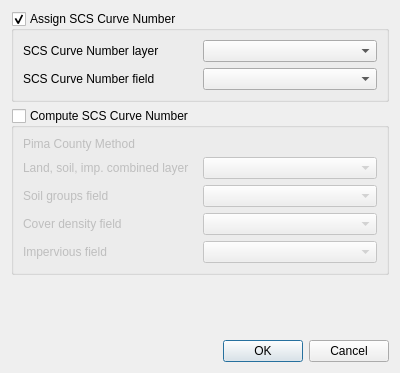
Above: flo2d/ui/infil_scs.ui from FLO-2DSoftware/qgis-flo-2d-plugin before the change. Below: the same form after it.
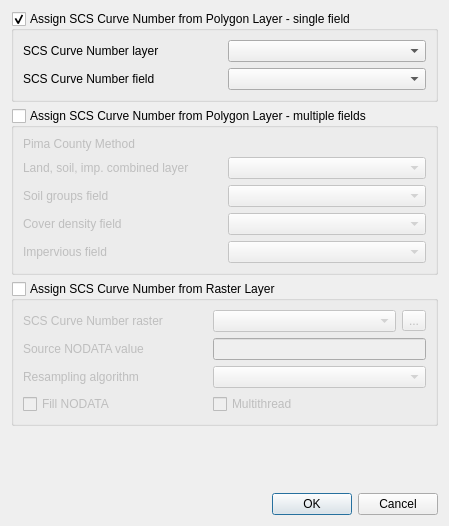
That is the form after the change.

Commit message: SCS Curve Number Raster calculator added to SCS calculator following the Roughness Raster Sampling code

```diff
--- a/flo2d/ui/infil_scs.ui
+++ b/flo2d/ui/infil_scs.ui
@@ -6,28 +6,31 @@
    <rect>
     <x>0</x>
     <y>0</y>
-    <width>400</width>
-    <height>373</height>
+    <width>449</width>
+    <height>526</height>
    </rect>
   </property>
   <property name="windowTitle">
    <string>Compute SCS Curve Number</string>
   </property>
   <layout class="QGridLayout" name="gridLayout">
-   <item row="3" column="0">
-    <widget class="QDialogButtonBox" name="buttonBox">
+   <item row="4" column="0">
+    <spacer name="verticalSpacer">
      <property name="orientation">
-      <enum>Qt::Horizontal</enum>
+      <enum>Qt::Vertical</enum>
      </property>
-     <property name="standardButtons">
-      <set>QDialogButtonBox::Cancel|QDialogButtonBox::Ok</set>
+     <property name="sizeHint" stdset="0">
+      <size>
+       <width>20</width>
+       <height>40</height>
+      </size>
      </property>
-    </widget>
+    </spacer>
    </item>
-   <item row="1" column="0">
+   <item row="2" column="0">
     <widget class="QGroupBox" name="multi_grp">
      <property name="title">
-      <string>Compute SCS Curve Number</string>
+      <string>Assign SCS Curve Number from Polygon Layer - multiple fields</string>
      </property>
      <property name="checkable">
       <bool>true</bool>
@@ -36,39 +39,11 @@
       <bool>false</bool>
      </property>
      <layout class="QGridLayout" name="gridLayout_3">
-      <item row="4" column="1">
-       <widget class="QComboBox" name="imp_cbo"/>
-      </item>
-      <item row="1" column="0">
-       <widget class="QLabel" name="label_3">
-        <property name="text">
-         <string>Land, soil, imp. combined layer</string>
-        </property>
-       </widget>
-      </item>
+      <item row="0" column="1">
+       <layout class="QGridLayout" name="gridLayout_8">
       <item row="1" column="1">
        <widget class="QComboBox" name="multi_lyr_cbo"/>
       </item>
-      <item row="4" column="0">
-       <widget class="QLabel" name="label_6">
-        <property name="text">
-         <string>Impervious field</string>
-        </property>
-       </widget>
-      </item>
-      <item row="2" column="0">
-       <widget class="QLabel" name="label_4">
-        <property name="text">
-         <string>Soil groups field</string>
-        </property>
-       </widget>
-      </item>
-      <item row="3" column="1">
-       <widget class="QComboBox" name="cd_cbo"/>
-      </item>
-      <item row="2" column="1">
-       <widget class="QComboBox" name="landsoil_cbo"/>
-      </item>
       <item row="3" column="0">
        <widget class="QLabel" name="label_5">
         <property name="text">
@@ -76,6 +51,23 @@
         </property>
        </widget>
       </item>
+        <item row="3" column="1">
+         <widget class="QComboBox" name="cd_cbo"/>
+        </item>
+        <item row="2" column="0">
+         <widget class="QLabel" name="label_4">
+          <property name="text">
+           <string>Soil groups field</string>
+          </property>
+         </widget>
+        </item>
+        <item row="1" column="0">
+         <widget class="QLabel" name="label_3">
+          <property name="text">
+           <string>Land, soil, imp. combined layer</string>
+          </property>
+         </widget>
+        </item>
       <item row="0" column="0">
        <widget class="QLabel" name="label_7">
         <property name="text">
@@ -83,28 +75,35 @@
         </property>
        </widget>
       </item>
+        <item row="2" column="1">
+         <widget class="QComboBox" name="landsoil_cbo"/>
+        </item>
+        <item row="4" column="0">
+         <widget class="QLabel" name="label_6">
+          <property name="text">
+           <string>Impervious field</string>
+          </property>
+         </widget>
+        </item>
+        <item row="4" column="1">
+         <widget class="QComboBox" name="imp_cbo"/>
+        </item>
+       </layout>
+      </item>
      </layout>
     </widget>
    </item>
    <item row="0" column="0">
     <widget class="QGroupBox" name="single_grp">
      <property name="title">
-      <string>Assign SCS Curve Number</string>
+      <string>Assign SCS Curve Number from Polygon Layer - single field</string>
      </property>
      <property name="checkable">
       <bool>true</bool>
      </property>
      <layout class="QGridLayout" name="gridLayout_2">
-      <item row="0" column="1">
-       <widget class="QComboBox" name="single_lyr_cbo"/>
-      </item>
       <item row="0" column="0">
-       <widget class="QLabel" name="label">
-        <property name="text">
-         <string>SCS Curve Number layer</string>
-        </property>
-       </widget>
-      </item>
+       <layout class="QGridLayout" name="gridLayout_7">
       <item row="1" column="0">
        <widget class="QLabel" name="label_2">
         <property name="text">
@@ -112,24 +111,103 @@
         </property>
        </widget>
       </item>
+        <item row="0" column="0">
+         <widget class="QLabel" name="label">
+          <property name="text">
+           <string>SCS Curve Number layer</string>
+          </property>
+         </widget>
+        </item>
+        <item row="0" column="1">
+         <widget class="QComboBox" name="single_lyr_cbo"/>
+        </item>
       <item row="1" column="1">
        <widget class="QComboBox" name="cn_cbo"/>
       </item>
      </layout>
+      </item>
+     </layout>
     </widget>
    </item>
-   <item row="2" column="0">
-    <spacer name="verticalSpacer">
+   <item row="5" column="0">
+    <widget class="QDialogButtonBox" name="buttonBox">
      <property name="orientation">
-      <enum>Qt::Vertical</enum>
+      <enum>Qt::Horizontal</enum>
      </property>
-     <property name="sizeHint" stdset="0">
-      <size>
-       <width>20</width>
-       <height>40</height>
-      </size>
+     <property name="standardButtons">
+      <set>QDialogButtonBox::Cancel|QDialogButtonBox::Ok</set>
      </property>
-    </spacer>
+    </widget>
+   </item>
+   <item row="3" column="0">
+    <widget class="QGroupBox" name="raster_grp">
+     <property name="title">
+      <string>Assign SCS Curve Number from Raster Layer</string>
+     </property>
+     <property name="checkable">
+      <bool>true</bool>
+     </property>
+     <property name="checked">
+      <bool>false</bool>
+     </property>
+     <layout class="QGridLayout" name="gridLayout_4">
+      <item row="0" column="3" colspan="2">
+       <layout class="QGridLayout" name="gridLayout_6">
+        <item row="3" column="0">
+         <widget class="QCheckBox" name="fillNoDataChBox">
+          <property name="text">
+           <string>Fill NODATA</string>
+          </property>
+         </widget>
+        </item>
+        <item row="1" column="0">
+         <widget class="QLabel" name="label_9">
+          <property name="text">
+           <string>Source NODATA value</string>
+          </property>
+         </widget>
+        </item>
+        <item row="2" column="0">
+         <widget class="QLabel" name="label_10">
+          <property name="text">
+           <string>Resampling algorithm</string>
+          </property>
+         </widget>
+        </item>
+        <item row="2" column="1" colspan="2">
+         <widget class="QComboBox" name="resamp_cbo"/>
+        </item>
+        <item row="1" column="1" colspan="2">
+         <widget class="QLineEdit" name="nodata_value"/>
+        </item>
+        <item row="0" column="2">
+         <widget class="QToolButton" name="browse_btn">
+          <property name="text">
+           <string>...</string>
+          </property>
+         </widget>
+        </item>
+        <item row="3" column="1" colspan="2">
+         <widget class="QCheckBox" name="multiThreadChBox">
+          <property name="text">
+           <string>Multithread</string>
+          </property>
+         </widget>
+        </item>
+        <item row="0" column="0">
+         <widget class="QLabel" name="label_8">
+          <property name="text">
+           <string>SCS Curve Number raster</string>
+          </property>
+         </widget>
+        </item>
+        <item row="0" column="1">
+         <widget class="QComboBox" name="raster_lyr_cbo"/>
+        </item>
+       </layout>
+      </item>
+     </layout>
+    </widget>
    </item>
   </layout>
  </widget>
```
Left out of the diff: 8 changed lines with no effect on the pictures. Lines whose indentation alone changed are shown as unchanged. The commit also changes 2 other files.
